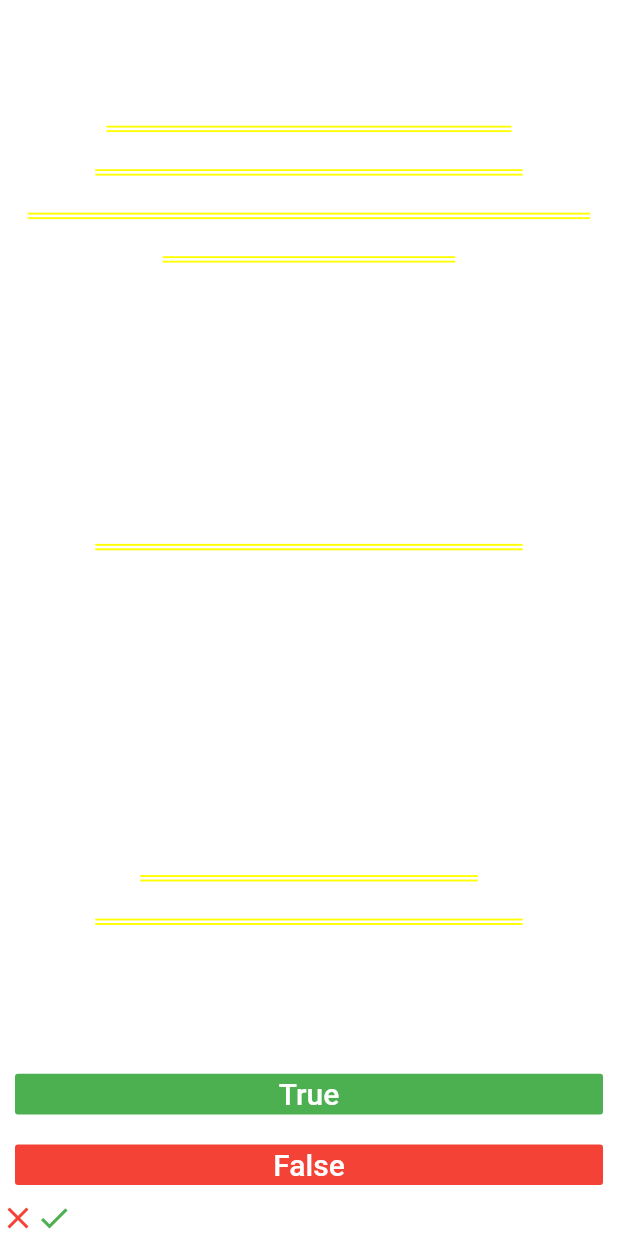
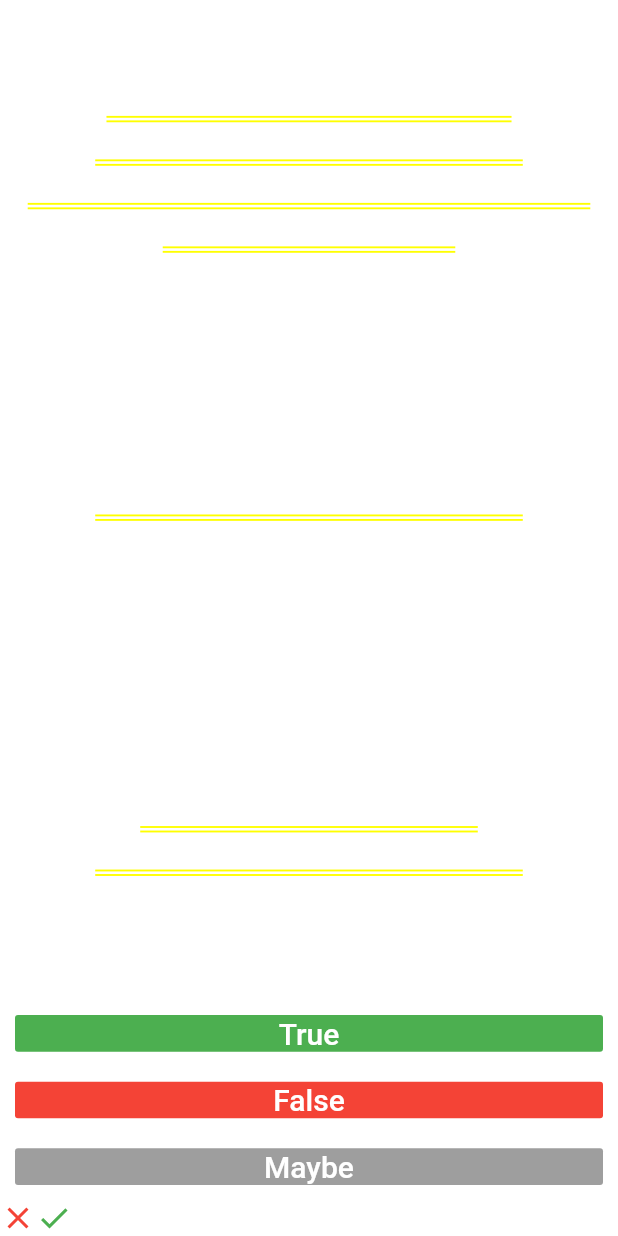
Before and after one commit to brunomendesdecarvalho/quizzler, a Flutter app: the screen it shows after launch, after a tap on "True", after a tap on "False", on a phone screen of 412 x 824 dp. Run offline on Flutter 3.47's test engine with Material 2 defaults, Android fonts, the phone set to English and light mode, and no system bars.

Commit message:
Add "maybe" button and functionality

```diff
--- a/lib/main.dart
+++ b/lib/main.dart
@@ -9,11 +9,8 @@ class Quizzler extends StatelessWidget {
   @override
   Widget build(BuildContext context) {
     return MaterialApp(
-      title: 'Flutter Demo',
-      theme: ThemeData(
-        primarySwatch: Colors.blue,
-      ),
-      home: QuizPage(title: 'Flutter Demo Home Page'),
+      title: 'Quizzler',
+      home: QuizPage(title: 'Quizzler Questions'),
     );
   }
 }
@@ -32,22 +29,32 @@ QuizBrain quizBrain = QuizBrain();
 class _QuizPageState extends State<QuizPage> {
   List<Icon> scoreKeeper = [];
 
-  void checkAnswer(bool userPickedAnswer) {
+  void checkAnswer(String userPickedAnswer) {
     bool correctAnswer = quizBrain.getCorrectAnswer();
+    bool userAnswer = true;
+    if (userPickedAnswer != 'true') {
+      userAnswer = !userAnswer;
+    }
     setState(() {
       if (quizBrain.isFinished() == false) {
         quizBrain.calcProgress();
-        if (userPickedAnswer == correctAnswer) {
+        if (userAnswer == correctAnswer && userPickedAnswer != 'maybe') {
           quizBrain.calcCorrectRate(true);
           scoreKeeper.add(Icon(
             Icons.check,
             color: Colors.green,
           ));
-        } else {
+        } else if (userAnswer != correctAnswer && userPickedAnswer != 'maybe') {
           quizBrain.calcCorrectRate(false);
           scoreKeeper.add(Icon(
             Icons.close,
             color: Colors.red,
+          ));
+        } else {
+          quizBrain.calcCorrectRate(false);
+          scoreKeeper.add(Icon(
+            Icons.circle,
+            color: Colors.grey,
           ));
         }
         quizBrain.nextQuestion();
@@ -127,7 +134,7 @@ class _QuizPageState extends State<QuizPage> {
                 ),
               ),
               onPressed: () {
-                checkAnswer(true);
+                checkAnswer("true");
               },
             ),
           ),
@@ -146,7 +153,26 @@ class _QuizPageState extends State<QuizPage> {
                 ),
               ),
               onPressed: () {
-                checkAnswer(false);
+                checkAnswer("false");
+              },
+            ),
+          ),
+        ),
+        Expanded(
+          child: Padding(
+            padding: EdgeInsets.all(10.0),
+            child: FlatButton(
+              textColor: Colors.white,
+              color: Colors.grey,
+              child: Text(
+                'Maybe',
+                style: TextStyle(
+                  color: Colors.white,
+                  fontSize: 20.0,
+                ),
+              ),
+              onPressed: () {
+                checkAnswer("maybe");
               },
             ),
           ),
```
